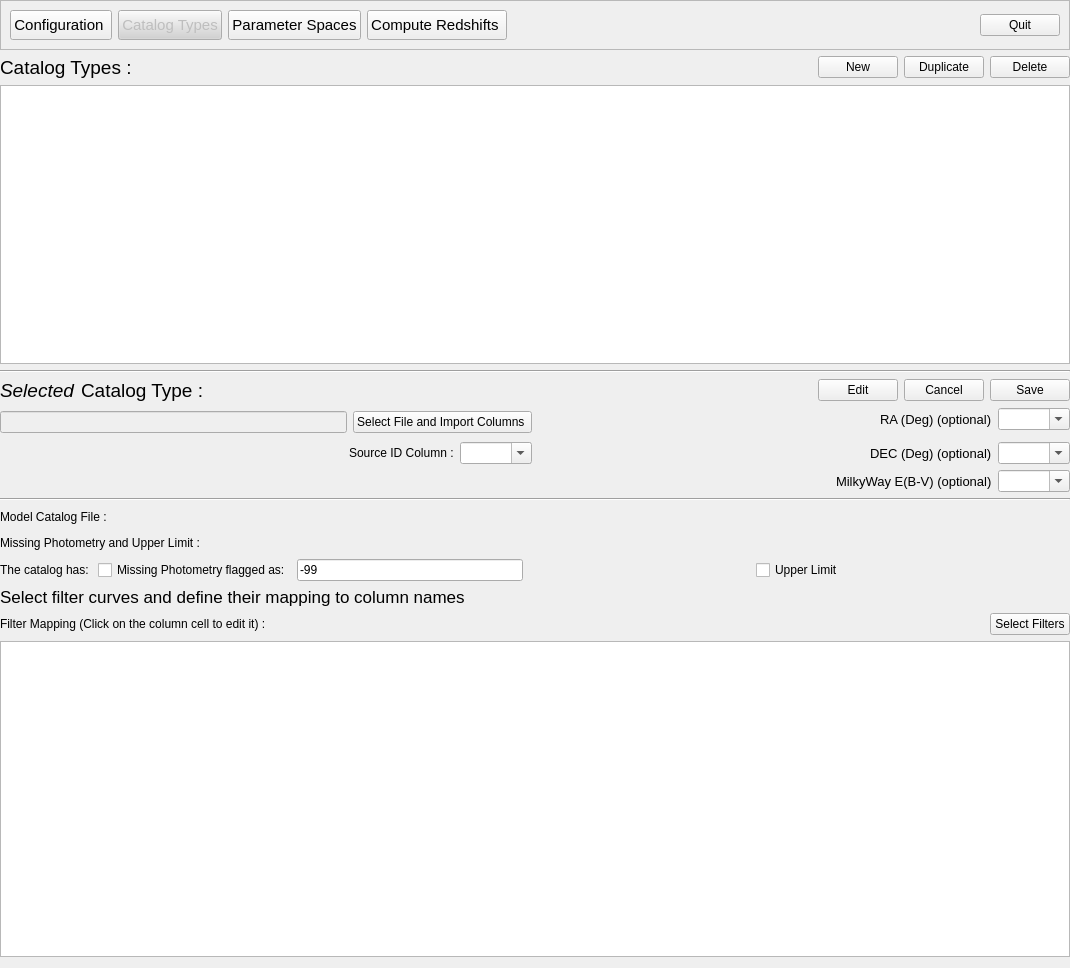
Before: the Qt Designer form PhzQtUI/auxdir/PhzQtUI/FormSurveyMapping.ui in astrorama/Phosphoros, drawn with Qt 5.
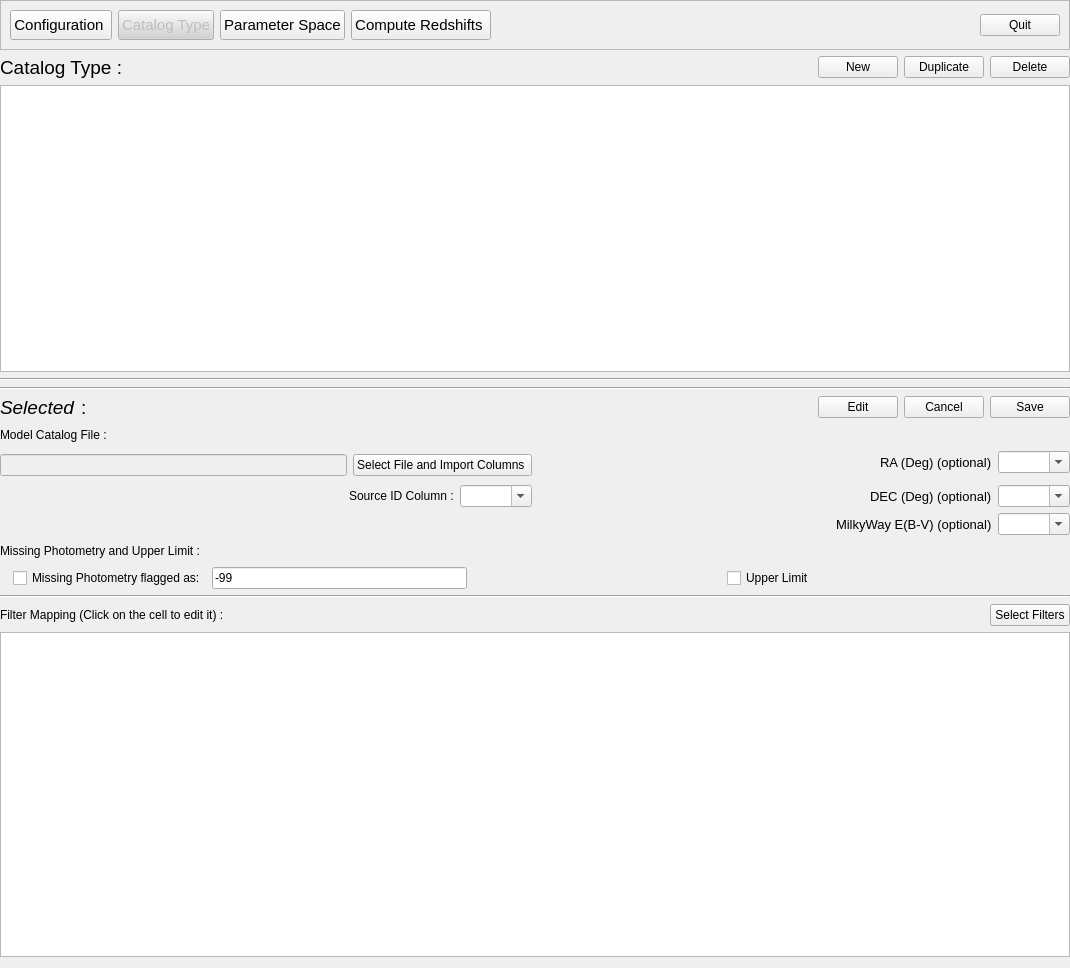
After: the same form once the commit is applied.

```diff
--- a/PhzQtUI/auxdir/PhzQtUI/FormSurveyMapping.ui
+++ b/PhzQtUI/auxdir/PhzQtUI/FormSurveyMapping.ui
@@ -79,7 +79,7 @@
          <string notr="true">background-color: rgb(210, 210, 210)</string>
         </property>
         <property name="text">
-         <string>Catalog Types</string>
+         <string>Catalog Type</string>
         </property>
        </widget>
       </item>
@@ -100,7 +100,7 @@
          <string>Specify the parameter space for the creation of model grid.</string>
         </property>
         <property name="text">
-         <string>Parameter Spaces</string>
+         <string>Parameter Space</string>
         </property>
        </widget>
       </item>
@@ -160,7 +160,7 @@
           </font>
          </property>
          <property name="text">
-          <string>Catalog Types :</string>
+          <string>Catalog Type :</string>
          </property>
         </widget>
        </item>
@@ -231,6 +231,13 @@
      </item>
     </layout>
    </item>
+   <item>
+    <widget class="Line" name="line">
+     <property name="orientation">
+      <enum>Qt::Horizontal</enum>
+     </property>
+    </widget>
+   </item>
    <item>
     <layout class="QHBoxLayout" name="horizontalLayout_14">
      <item>
@@ -254,7 +261,7 @@
         </font>
        </property>
        <property name="text">
-        <string>Catalog Type :</string>
+        <string>:</string>
        </property>
       </widget>
      </item>
@@ -301,6 +308,30 @@
      </item>
     </layout>
    </item>
+   <item>
+    <layout class="QHBoxLayout" name="horizontalLayout_4">
+     <item>
+      <widget class="QLabel" name="label">
+       <property name="text">
+        <string>Model Catalog File : </string>
+       </property>
+      </widget>
+     </item>
+     <item>
+      <spacer name="horizontalSpacer">
+       <property name="orientation">
+        <enum>Qt::Horizontal</enum>
+       </property>
+       <property name="sizeHint" stdset="0">
+        <size>
+         <width>40</width>
+         <height>20</height>
+        </size>
+       </property>
+      </spacer>
+     </item>
+    </layout>
+   </item>
    <item>
     <layout class="QGridLayout" name="gridLayout">
      <item row="0" column="0" rowspan="2">
@@ -465,37 +496,6 @@
      </item>
     </layout>
    </item>
-   <item>
-    <widget class="Line" name="line">
-     <property name="orientation">
-      <enum>Qt::Horizontal</enum>
-     </property>
-    </widget>
-   </item>
-   <item>
-    <layout class="QHBoxLayout" name="horizontalLayout_4">
-     <item>
-      <widget class="QLabel" name="label">
-       <property name="text">
-        <string>Model Catalog File : </string>
-       </property>
-      </widget>
-     </item>
-     <item>
-      <spacer name="horizontalSpacer">
-       <property name="orientation">
-        <enum>Qt::Horizontal</enum>
-       </property>
-       <property name="sizeHint" stdset="0">
-        <size>
-         <width>40</width>
-         <height>20</height>
-        </size>
-       </property>
-      </spacer>
-     </item>
-    </layout>
-   </item>
    <item>
     <layout class="QHBoxLayout" name="horizontalLayout_2">
      <item>
@@ -525,7 +525,7 @@
      <item>
       <widget class="QLabel" name="label_4">
        <property name="text">
-        <string>The catalog has: </string>
+        <string/>
        </property>
       </widget>
      </item>
@@ -579,16 +579,9 @@
     </layout>
    </item>
    <item>
-    <widget class="QLabel" name="label_3">
-     <property name="font">
-      <font>
-       <pointsize>13</pointsize>
-       <weight>50</weight>
-       <bold>false</bold>
-      </font>
-     </property>
-     <property name="text">
-      <string>Select filter curves and define their mapping to column names</string>
+    <widget class="Line" name="line_3">
+     <property name="orientation">
+      <enum>Qt::Horizontal</enum>
      </property>
     </widget>
    </item>
@@ -597,7 +590,7 @@
      <item>
       <widget class="QLabel" name="label_16">
        <property name="text">
-        <string>Filter Mapping (Click on the column cell to edit it) :</string>
+        <string>Filter Mapping (Click on the cell to edit it) :</string>
        </property>
       </widget>
      </item>
```
